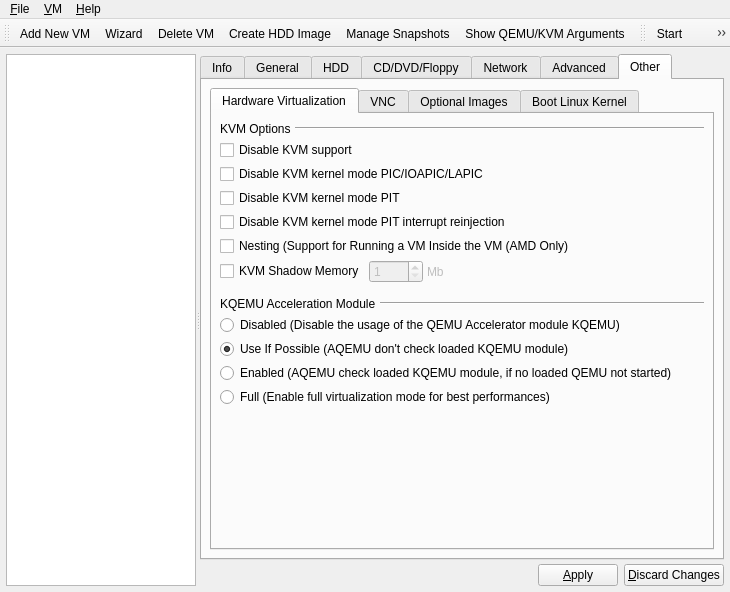
The window that Main_Window.ui (qunying/aqemu-old) describes before a commit, drawn with Qt 5.
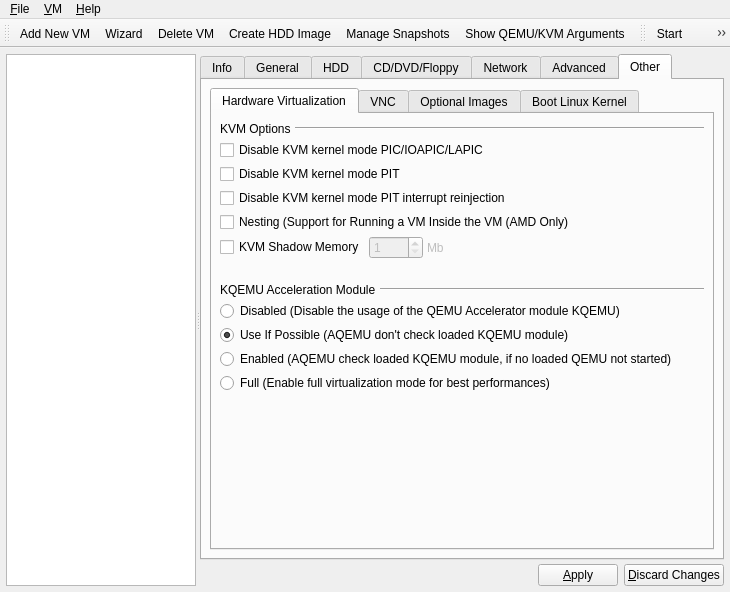
The same window after the commit. The open tabs and pages were chosen to show the change. Icons and pictures are not drawn.

```diff
--- a/Main_Window.ui
+++ b/Main_Window.ui
@@ -3379,48 +3379,41 @@
                 <item>
                  <layout class="QGridLayout" name="gridLayout_8">
                   <item row="0" column="0" colspan="4">
-                   <widget class="QCheckBox" name="CH_No_KVM">
-                    <property name="text">
-                     <string>Disable KVM support</string>
-                    </property>
-                   </widget>
-                  </item>
-                  <item row="1" column="0" colspan="4">
                    <widget class="QCheckBox" name="CH_No_KVM_IRQChip">
                     <property name="text">
                      <string>Disable KVM kernel mode PIC/IOAPIC/LAPIC</string>
                     </property>
                    </widget>
                   </item>
-                  <item row="2" column="0" colspan="4">
+                  <item row="1" column="0" colspan="4">
                    <widget class="QCheckBox" name="CH_No_KVM_Pit">
                     <property name="text">
                      <string>Disable KVM kernel mode PIT</string>
                     </property>
                    </widget>
                   </item>
-                  <item row="3" column="0" colspan="4">
+                  <item row="2" column="0" colspan="4">
                    <widget class="QCheckBox" name="CH_KVM_No_Pit_Reinjection">
                     <property name="text">
                      <string>Disable KVM kernel mode PIT interrupt reinjection</string>
                     </property>
                    </widget>
                   </item>
-                  <item row="4" column="0" colspan="4">
+                  <item row="3" column="0" colspan="4">
                    <widget class="QCheckBox" name="CH_KVM_Nesting">
                     <property name="text">
                      <string>Nesting (Support for Running a VM Inside the VM (AMD Only)</string>
                     </property>
                    </widget>
                   </item>
-                  <item row="5" column="0">
+                  <item row="4" column="0">
                    <widget class="QCheckBox" name="CH_KVM_Shadow_Memory">
                     <property name="text">
                      <string>KVM Shadow Memory</string>
                     </property>
                    </widget>
                   </item>
-                  <item row="5" column="1">
+                  <item row="4" column="1">
                    <widget class="QSpinBox" name="SB_KVM_Shadow_Memory_Size">
                     <property name="enabled">
                      <bool>false</bool>
@@ -3433,7 +3426,7 @@
                     </property>
                    </widget>
                   </item>
-                  <item row="5" column="2">
+                  <item row="4" column="2">
                    <widget class="QLabel" name="Label_KVM_Shadow_Memory_Mb">
                     <property name="enabled">
                      <bool>false</bool>
@@ -3449,7 +3442,7 @@
                     </property>
                    </widget>
                   </item>
-                  <item row="5" column="3">
+                  <item row="4" column="3">
                    <spacer name="horizontalSpacer_5">
                     <property name="orientation">
                      <enum>Qt::Horizontal</enum>
@@ -3475,7 +3468,7 @@
                   <property name="sizeHint" stdset="0">
                    <size>
                     <width>448</width>
-                    <height>10</height>
+                    <height>20</height>
                    </size>
                   </property>
                  </spacer>
```
Left out of the diff: 96 changed lines with no effect on the pictures.
